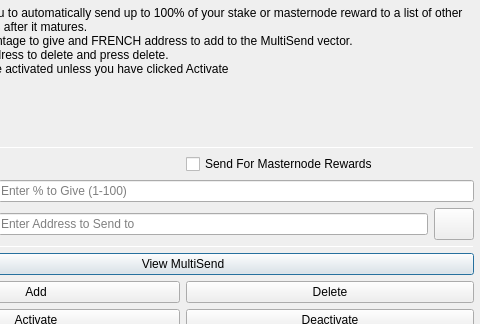
The window that src/qt/forms/multisenddialog.ui (Frenchh/Code-source) describes before a commit, drawn with Qt 5; both pictures show x 114 to 594 and y 0 to 324 of the 594 by 523 pixel window.
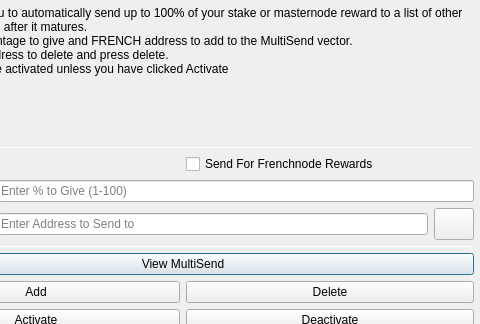
The same window after the commit. Icons and pictures are not drawn.

The edit to the form file:
```diff
--- a/src/qt/forms/multisenddialog.ui
+++ b/src/qt/forms/multisenddialog.ui
@@ -83,7 +83,7 @@
          <item>
           <widget class="QCheckBox" name="multiSendMasternodeCheckBox">
            <property name="text">
-            <string>Send For Masternode Rewards</string>
+            <string>Send For Frenchnode Rewards</string>
            </property>
           </widget>
          </item>
```
Left out of the diff: 2 changed lines with no effect on the pictures.
